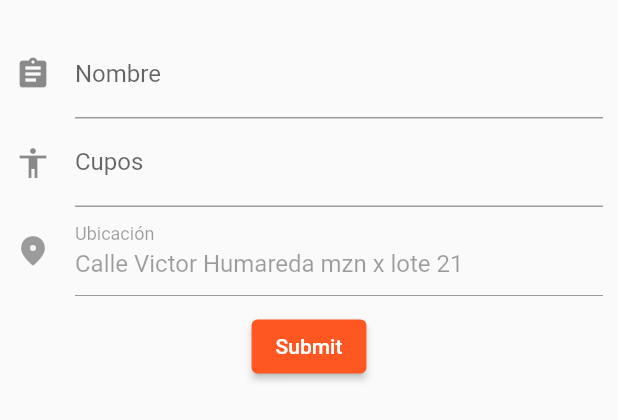
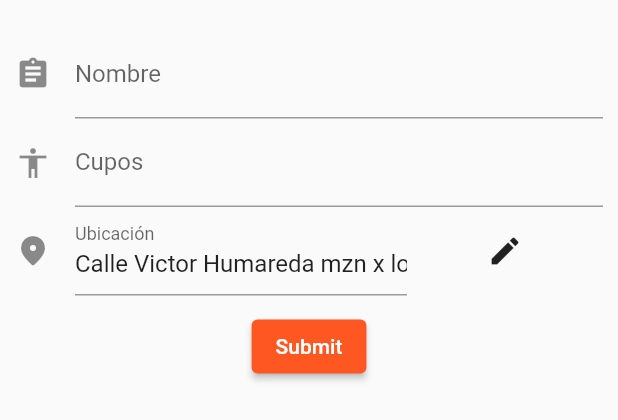
Before and after one commit to Piton007/mc-map, a Flutter app: the CreateEventForm widget shown alone on an empty page, opened directly, on a phone screen of 412 x 824 dp. Shown: the top 420 px of the screen. Run offline on Flutter 3.47's test engine with Material 2 defaults, Android fonts, the phone set to English and light mode, and no system bars; our stand-ins replace cloud_firestore, firebase_core, flutter_compass, flutter_map, flutter_svg_provider, geolocator and 2 more; missing offline and left inert: bloc_pattern, flutter_map_marker_popup; accounts and stored records are empty.

```diff
--- a/lib/create_event.dart
+++ b/lib/create_event.dart
@@ -1,25 +1,21 @@
-
 import 'package:flutter/material.dart';
-
-
+import 'package:free_radar/location_picker.dart';
+import 'package:latlong/latlong.dart';
 
 const CUPOS_UPPER_LIMIT = 100;
 const CUPOS_LOWER_LIMIT = 5;
 
-bool isInCuposRange(int cant) => cant >= CUPOS_LOWER_LIMIT && cant <= CUPOS_UPPER_LIMIT;
+bool isInCuposRange(int cant) =>
+    cant >= CUPOS_LOWER_LIMIT && cant <= CUPOS_UPPER_LIMIT;
 
 class CreateEventForm extends StatefulWidget {
-
-
-
   @override
   _CreateEventFormState createState() => _CreateEventFormState();
 }
 
 class _CreateEventFormState extends State<CreateEventForm> {
-
   final _formKey = GlobalKey<FormState>();
-
+  LatLng eventLocation;
   String address = "Calle Victor Humareda mzn x lote 21";
 
   @override
@@ -27,8 +23,8 @@ class _CreateEventFormState extends State<CreateEventForm> {
     return Form(
         key: _formKey,
         child: Padding(
-        padding: EdgeInsets.symmetric(horizontal: 10,vertical: 20),
-        child : Column(
+          padding: EdgeInsets.symmetric(horizontal: 10, vertical: 20),
+          child: Column(
             crossAxisAlignment: CrossAxisAlignment.start,
             children: <Widget>[
               TextFormField(
@@ -36,8 +32,7 @@ class _CreateEventFormState extends State<CreateEventForm> {
                 decoration: const InputDecoration(
                     icon: Icon(Icons.assignment),
                     hintText: '¿Cómo se llama tu evento?',
-              labelText: 'Nombre'
-            ),
+                    labelText: 'Nombre'),
                 validator: (value) {
                   if (value.isEmpty) {
                     return 'Ingresa el nombre de tu evento';
@@ -50,45 +45,50 @@ class _CreateEventFormState extends State<CreateEventForm> {
                 decoration: const InputDecoration(
                     icon: Icon(Icons.accessibility),
                     hintText: '¿Cuántos cupos tendrá?',
-              labelText: 'Cupos'
-            ),
+                    labelText: 'Cupos'),
                 keyboardType: TextInputType.number,
-            validator: (value){
+                validator: (value) {
                   var quantity = int.tryParse(value);
                   var result;
-              if (quantity == null ){
+                  if (quantity == null) {
                     result = 'Ingresa un numero válido';
-              }else if (!isInCuposRange(quantity)){
-
+                  } else if (!isInCuposRange(quantity)) {
                     result = 'El rango de cupos es de 5 a 100';
                   }
 
                   return result;
                 },
+              ),
 
-
-          ),
-          TextFormField(
+              Row(
+                mainAxisAlignment: MainAxisAlignment.spaceEvenly,
+                children: [
+                  Expanded(
+                      child: TextFormField(
                         key: UniqueKey(),
                         decoration: const InputDecoration(
                             icon: Icon(Icons.location_on_rounded),
-                labelText: 'Ubicación'
-            ),
-            enabled: false,
+                            labelText: 'Ubicación'),
+                        onTap: () => print("hello"),
                         initialValue: address,
-            validator: (value){
+                        validator: (value) {
                           var result;
-              if (value.isEmpty){
+                          if (value.isEmpty) {
                             result = 'Selecciona la ubicación de tu evento';
                           }
 
                           return result;
                         },
-
-
+                      ),
+                      flex: 2),
+                  Expanded(child: IconButton(
+                    icon: Icon(Icons.edit),
+                    onPressed: ()=>navigateToLocationPicker(context),
+                  ))
+                ],
               ),
               Container(
-            margin: EdgeInsets.symmetric(vertical: 10,horizontal: 5),
+                margin: EdgeInsets.symmetric(vertical: 10, horizontal: 5),
                 child: Center(
                   child: ElevatedButton(
                     onPressed: () {
@@ -97,18 +97,25 @@ class _CreateEventFormState extends State<CreateEventForm> {
 
                       if (_formKey.currentState.validate()) {
                         // If the form is valid, display a Snackbar.
-                    Scaffold.of(context)
-                        .showSnackBar(SnackBar(content: Text('Processing Data')));
+                        Scaffold.of(context).showSnackBar(
+                            SnackBar(content: Text('Processing Data')));
                       }
                     },
                     child: Text('Submit'),
                   ),
                 ),
               ),
-
             ],
           ),
-    )
-    );
+        ));
+  }
+
+
+  Future<void> navigateToLocationPicker(BuildContext context) async {
+   LatLng result = await Navigator.push(context,MaterialPageRoute(builder: (context) => LocationPicker()));
+   setState(() {
+      print(result);
+      address = "hey";
+   });
   }
 }
--- a/lib/main.dart
+++ b/lib/main.dart
@@ -75,6 +75,7 @@ class _DisplayManagerState extends State<DisplayManager> {
       appBar: AppBar(
         title: Text("Marker Popup Demo"),
       ),
+
       body: IndexedStack(
         index:_screenSelected,
         children: _screens,
--- a/lib/map.dart
+++ b/lib/map.dart
@@ -72,7 +72,7 @@ class MapPageState extends State<MapPage> {
               onTap: (LatLng pos) => _popupLayerController.hidePopup(),
               mapController: mapController,
               plugins: [GPSPlugin(),PopupMarkerPlugin()],
-              pluginOptions: [gpsPluginOptions(markers, () =>  mapController?.move(markers.last.point, mapController?.zoom)),popupPluginOptions(markers:markers,popupController: _popupLayerController)],
+              pluginOptions: [gpsPluginOptions(markers, () =>  focusCurrentPos(markers)),popupPluginOptions(markers:markers,popupController: _popupLayerController)],
             );
           } else {
             return Icon(Icons.access_alarm);
```
Also changed, not shown: lib/location_picker.dart (+25 -4 lines), lib/map/utils/icons.dart (+8 -2 lines). Lines whose indentation alone changed are shown as unchanged.
